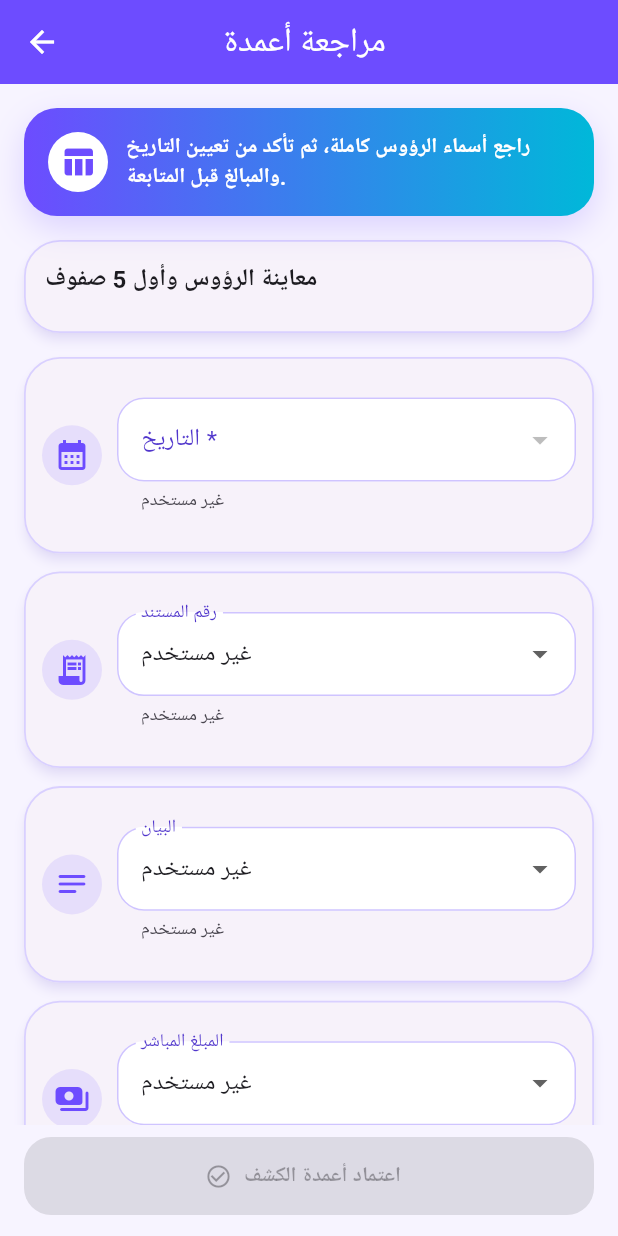
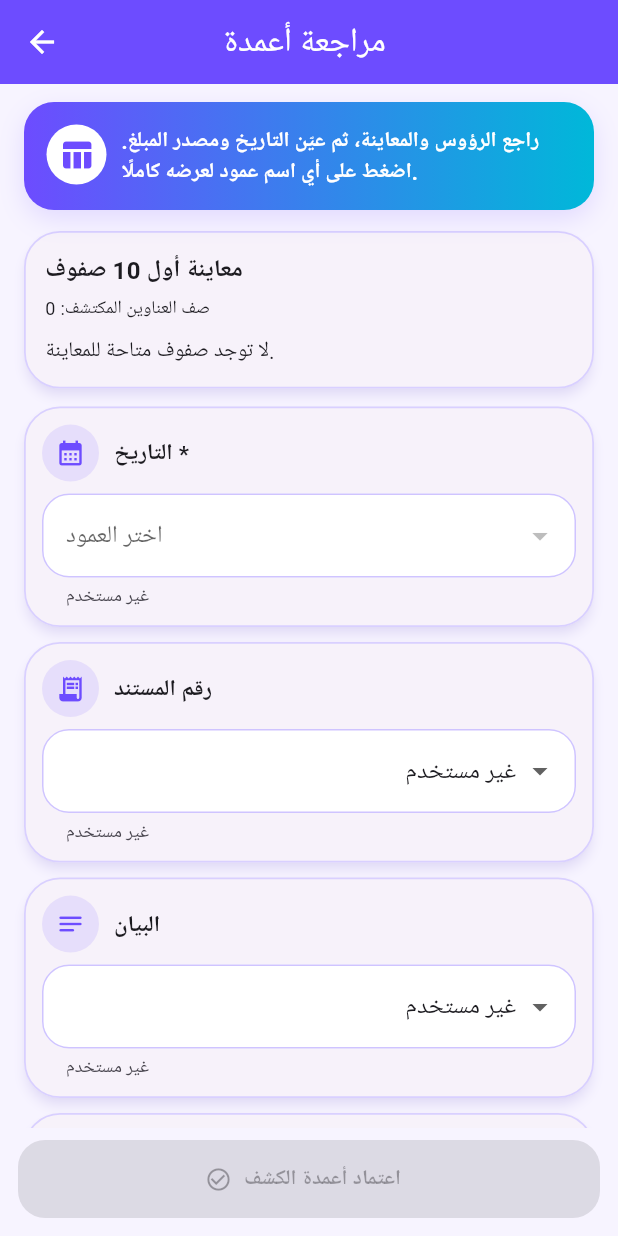
Before and after one commit to aljwaal1/Matching, a Flutter app: the ColumnMappingScreen screen opened directly with empty values, on a phone screen of 412 x 824 dp. Run offline on Flutter 3.47's test engine with Material 3 defaults, Android fonts, the phone set to English and light mode, and no system bars; our stand-ins replace csv, file_picker, pdf, share_plus, shared_preferences; missing offline and left inert: excel, syncfusion_flutter_pdf; accounts and stored records are empty.

Commit message:
fix: make column mapping fully responsive without horizontal scroll

```diff
--- a/lib/screens/column_mapping_screen.dart
+++ b/lib/screens/column_mapping_screen.dart
@@ -45,130 +45,157 @@ class _ColumnMappingScreenState extends State<ColumnMappingScreen> {
 
   @override
   Widget build(BuildContext context) {
-    final width = MediaQuery.sizeOf(context).width;
-    final columns = width >= 900 ? 3 : width >= 600 ? 2 : 1;
-
     return Scaffold(
-      appBar: AppBar(title: Text('مراجعة أعمدة ${widget.statementLabel}')),
+      appBar: AppBar(
+        title: Text(
+          'مراجعة أعمدة ${widget.statementLabel}',
+          maxLines: 2,
+          overflow: TextOverflow.visible,
+        ),
+      ),
       bottomNavigationBar: SafeArea(
-        minimum: const EdgeInsets.fromLTRB(16, 8, 16, 14),
+        minimum: const EdgeInsets.fromLTRB(12, 8, 12, 12),
+        child: SizedBox(
+          height: 52,
           child: FilledButton.icon(
             onPressed: _canSubmit ? _submit : null,
             icon: const Icon(Icons.check_circle_outline),
-          label: const Text('اعتماد أعمدة الكشف'),
+            label: const Text(
+              'اعتماد أعمدة الكشف',
+              style: TextStyle(fontWeight: FontWeight.bold),
             ),
           ),
-      body: CustomScrollView(
+        ),
+      ),
+      body: LayoutBuilder(
+        builder: (context, constraints) {
+          final horizontalPadding = constraints.maxWidth < 380 ? 10.0 : 16.0;
+          return CustomScrollView(
             slivers: [
               SliverPadding(
-            padding: const EdgeInsets.fromLTRB(16, 16, 16, 8),
+                padding: EdgeInsets.fromLTRB(
+                  horizontalPadding,
+                  12,
+                  horizontalPadding,
+                  8,
+                ),
+                sliver: SliverToBoxAdapter(child: _introCard()),
+              ),
+              SliverPadding(
+                padding: EdgeInsets.symmetric(
+                  horizontal: horizontalPadding,
+                  vertical: 6,
+                ),
                 sliver: SliverToBoxAdapter(
-              child: Container(
-                padding: const EdgeInsets.all(16),
+                  child: _PreviewList(prepared: widget.prepared),
+                ),
+              ),
+              SliverPadding(
+                padding: EdgeInsets.fromLTRB(
+                  horizontalPadding,
+                  6,
+                  horizontalPadding,
+                  12,
+                ),
+                sliver: SliverList(
+                  delegate: SliverChildListDelegate.fixed([
+                    _mappingCard(
+                      'التاريخ',
+                      Icons.calendar_month,
+                      _date,
+                      true,
+                      (value) => setState(() => _date = value),
+                    ),
+                    _mappingCard(
+                      'رقم المستند',
+                      Icons.receipt_long,
+                      _document,
+                      false,
+                      (value) => setState(() => _document = value),
+                    ),
+                    _mappingCard(
+                      'البيان',
+                      Icons.notes_rounded,
+                      _description,
+                      false,
+                      (value) => setState(() => _description = value),
+                    ),
+                    _mappingCard(
+                      'المبلغ المباشر',
+                      Icons.payments_rounded,
+                      _amount,
+                      false,
+                      (value) => setState(() {
+                        _amount = value;
+                        if (value == null) {
+                          _directAmountRule = DirectAmountRule.unknown;
+                        }
+                      }),
+                    ),
+                    _mappingCard(
+                      'المدين',
+                      Icons.arrow_upward_rounded,
+                      _debit,
+                      false,
+                      (value) => setState(() => _debit = value),
+                      accent: const Color(0xFFFF5D8F),
+                    ),
+                    _mappingCard(
+                      'الدائن',
+                      Icons.arrow_downward_rounded,
+                      _credit,
+                      false,
+                      (value) => setState(() => _credit = value),
+                      accent: const Color(0xFF00C2A8),
+                    ),
+                    if (_amount != null && _debit == null && _credit == null)
+                      _amountRuleCard(),
+                  ]),
+                ),
+              ),
+            ],
+          );
+        },
+      ),
+    );
+  }
+
+  Widget _introCard() => Container(
+        padding: const EdgeInsets.all(15),
         decoration: BoxDecoration(
           gradient: const LinearGradient(
             colors: [Color(0xFF6D4CFF), Color(0xFF00B8D9)],
           ),
-                  borderRadius: BorderRadius.circular(22),
+          borderRadius: BorderRadius.circular(20),
           boxShadow: const [
             BoxShadow(
-                      color: Color(0x336D4CFF),
-                      blurRadius: 18,
-                      offset: Offset(0, 8),
+              color: Color(0x286D4CFF),
+              blurRadius: 14,
+              offset: Offset(0, 6),
             ),
           ],
         ),
         child: const Row(
+          crossAxisAlignment: CrossAxisAlignment.start,
           children: [
             CircleAvatar(
               backgroundColor: Colors.white,
               child: Icon(Icons.table_chart_rounded, color: Color(0xFF6D4CFF)),
             ),
-                    SizedBox(width: 12),
+            SizedBox(width: 10),
             Expanded(
               child: Text(
-                        'راجع أسماء الرؤوس كاملة، ثم تأكد من تعيين التاريخ والمبالغ قبل المتابعة.',
+                'راجع الرؤوس والمعاينة، ثم عيّن التاريخ ومصدر المبلغ. اضغط على أي اسم عمود لعرضه كاملًا.',
                 style: TextStyle(
                   color: Colors.white,
                   fontWeight: FontWeight.bold,
-                          height: 1.4,
-                        ),
-                      ),
-                    ),
-                  ],
-                ),
-              ),
-            ),
-          ),
-          SliverPadding(
-            padding: const EdgeInsets.symmetric(horizontal: 16, vertical: 8),
-            sliver: SliverToBoxAdapter(
-              child: _PreviewTable(prepared: widget.prepared),
-            ),
-          ),
-          SliverPadding(
-            padding: const EdgeInsets.fromLTRB(16, 8, 16, 24),
-            sliver: SliverGrid(
-              gridDelegate: SliverGridDelegateWithFixedCrossAxisCount(
-                crossAxisCount: columns,
-                mainAxisSpacing: 12,
-                crossAxisSpacing: 12,
-                childAspectRatio: columns == 1 ? 2.9 : 2.5,
-              ),
-              delegate: SliverChildListDelegate([
-                _mappingCard('التاريخ', Icons.calendar_month, _date, true,
-                    (value) => setState(() => _date = value)),
-                _mappingCard('رقم المستند', Icons.receipt_long, _document, false,
-                    (value) => setState(() => _document = value)),
-                _mappingCard('البيان', Icons.notes_rounded, _description, false,
-                    (value) => setState(() => _description = value)),
-                _mappingCard('المبلغ المباشر', Icons.payments_rounded, _amount, false,
-                    (value) => setState(() => _amount = value)),
-                _mappingCard('المدين', Icons.arrow_upward_rounded, _debit, false,
-                    (value) => setState(() => _debit = value), accent: const Color(0xFFFF5D8F)),
-                _mappingCard('الدائن', Icons.arrow_downward_rounded, _credit, false,
-                    (value) => setState(() => _credit = value), accent: const Color(0xFF00C2A8)),
-              ]),
-            ),
-          ),
-          if (_amount != null && _debit == null && _credit == null)
-            SliverPadding(
-              padding: const EdgeInsets.fromLTRB(16, 0, 16, 24),
-              sliver: SliverToBoxAdapter(
-                child: Card(
-                  child: Padding(
-                    padding: const EdgeInsets.all(16),
-                    child: Column(
-                      crossAxisAlignment: CrossAxisAlignment.stretch,
-                      children: [
-                        const Text('قاعدة عمود المبلغ الواحد',
-                            style: TextStyle(fontWeight: FontWeight.bold, fontSize: 16)),
-                        const SizedBox(height: 10),
-                        DropdownButtonFormField<DirectAmountRule>(
-                          value: _directAmountRule,
-                          isExpanded: true,
-                          decoration: const InputDecoration(labelText: 'طريقة تحديد المدين والدائن'),
-                          items: const [
-                            DropdownMenuItem(value: DirectAmountRule.unknown, child: Text('تحديد لاحقًا بعد معاينة الإشارات')),
-                            DropdownMenuItem(value: DirectAmountRule.allDebit, child: Text('كل القيم مدين')),
-                            DropdownMenuItem(value: DirectAmountRule.allCredit, child: Text('كل القيم دائن')),
-                            DropdownMenuItem(value: DirectAmountRule.positiveDebitNegativeCredit, child: Text('الموجب مدين — السالب دائن')),
-                            DropdownMenuItem(value: DirectAmountRule.positiveCreditNegativeDebit, child: Text('الموجب دائن — السالب مدين')),
-                          ],
-                          onChanged: (value) => setState(
-                            () => _directAmountRule = value ?? DirectAmountRule.unknown,
-                          ),
-                        ),
-                      ],
-                    ),
-                  ),
+                  height: 1.45,
                 ),
               ),
             ),
           ],
         ),
       );
-  }
 
   Widget _mappingCard(
     String label,
@@ -178,35 +205,69 @@ class _ColumnMappingScreenState extends State<ColumnMappingScreen> {
     ValueChanged<int?> onChanged, {
     Color accent = const Color(0xFF6D4CFF),
   }) {
-    final selectedName = value == null ? 'غير مستخدم' : widget.prepared.headers[value];
+    final selectedName =
+        value == null ? 'غير مستخدم' : widget.prepared.headers[value];
     return Card(
+      margin: const EdgeInsets.only(bottom: 10),
       child: Padding(
         padding: const EdgeInsets.all(12),
-        child: Row(
+        child: Column(
+          crossAxisAlignment: CrossAxisAlignment.stretch,
+          children: [
+            Row(
               children: [
                 CircleAvatar(
+                  radius: 19,
                   backgroundColor: accent.withValues(alpha: 0.12),
-              child: Icon(icon, color: accent),
+                  child: Icon(icon, size: 20, color: accent),
                 ),
                 const SizedBox(width: 10),
                 Expanded(
-              child: DropdownButtonFormField<int?>(
+                  child: Text(
+                    required ? '$label *' : label,
+                    style: const TextStyle(
+                      fontWeight: FontWeight.bold,
+                      fontSize: 15,
+                    ),
+                  ),
+                ),
+                if (value != null)
+                  IconButton(
+                    tooltip: 'عرض اسم العمود كاملًا',
+                    onPressed: () => _showFullText(selectedName),
+                    icon: const Icon(Icons.info_outline_rounded),
+                  ),
+              ],
+            ),
+            const SizedBox(height: 8),
+            DropdownButtonFormField<int?>(
               value: value,
               isExpanded: true,
+              menuMaxHeight: 380,
               decoration: InputDecoration(
-                  labelText: required ? '$label *' : label,
+                hintText: 'اختر العمود',
                 helperText: selectedName,
-                  helperMaxLines: 2,
+                helperMaxLines: 3,
               ),
               selectedItemBuilder: (_) => [
-                  if (!required) const Text('غير مستخدم', overflow: TextOverflow.ellipsis),
+                if (!required)
+                  const Align(
+                    alignment: Alignment.centerRight,
+                    child: Text('غير مستخدم'),
+                  ),
                 ...widget.prepared.headers.map(
-                    (header) => Text(header, maxLines: 2, overflow: TextOverflow.ellipsis),
+                  (header) => Align(
+                    alignment: Alignment.centerRight,
+                    child: Text(header, maxLines: 2, overflow: TextOverflow.ellipsis),
+                  ),
                 ),
               ],
               items: [
                 if (!required)
-                    const DropdownMenuItem<int?>(value: null, child: Text('غير مستخدم')),
+                  const DropdownMenuItem<int?>(
+                    value: null,
+                    child: Text('غير مستخدم'),
+                  ),
                 ...List.generate(
                   widget.prepared.headers.length,
                   (index) => DropdownMenuItem<int?>(
@@ -216,7 +277,7 @@ class _ColumnMappingScreenState extends State<ColumnMappingScreen> {
                       child: Text(
                         '${index + 1} — ${widget.prepared.headers[index]}',
                         maxLines: 3,
-                          overflow: TextOverflow.visible,
+                        overflow: TextOverflow.ellipsis,
                       ),
                     ),
                   ),
@@ -224,12 +285,94 @@ class _ColumnMappingScreenState extends State<ColumnMappingScreen> {
               ],
               onChanged: onChanged,
             ),
+          ],
+        ),
+      ),
+    );
+  }
+
+  Widget _amountRuleCard() {
+    final samples = widget.prepared.rows
+        .map((row) => _amount! < row.length ? '${row[_amount!] ?? ''}'.trim() : '')
+        .where((value) => value.isNotEmpty)
+        .take(5)
+        .toList(growable: false);
+
+    return Card(
+      margin: const EdgeInsets.only(bottom: 10),
+      child: Padding(
+        padding: const EdgeInsets.all(14),
+        child: Column(
+          crossAxisAlignment: CrossAxisAlignment.stretch,
+          children: [
+            const Text(
+              'قاعدة عمود المبلغ الواحد',
+              style: TextStyle(fontWeight: FontWeight.bold, fontSize: 16),
+            ),
+            const SizedBox(height: 8),
+            if (samples.isNotEmpty) ...[
+              const Text('أول 5 قيم من العمود المختار:'),
+              const SizedBox(height: 6),
+              Wrap(
+                spacing: 6,
+                runSpacing: 6,
+                children: samples
+                    .map((value) => Chip(label: Text(value)))
+                    .toList(growable: false),
+              ),
+              const SizedBox(height: 10),
+            ],
+            DropdownButtonFormField<DirectAmountRule>(
+              value: _directAmountRule,
+              isExpanded: true,
+              decoration: const InputDecoration(
+                labelText: 'طريقة تحديد المدين والدائن',
+              ),
+              items: const [
+                DropdownMenuItem(
+                  value: DirectAmountRule.unknown,
+                  child: Text('اختر قاعدة الإشارة'),
+                ),
+                DropdownMenuItem(
+                  value: DirectAmountRule.allDebit,
+                  child: Text('كل القيم مدين'),
+                ),
+                DropdownMenuItem(
+                  value: DirectAmountRule.allCredit,
+                  child: Text('كل القيم دائن'),
+                ),
+                DropdownMenuItem(
+                  value: DirectAmountRule.positiveDebitNegativeCredit,
+                  child: Text('الموجب مدين — السالب دائن'),
+                ),
+                DropdownMenuItem(
+                  value: DirectAmountRule.positiveCreditNegativeDebit,
+                  child: Text('الموجب دائن — السالب مدين'),
+                ),
+              ],
+              onChanged: (value) => setState(
+                () => _directAmountRule = value ?? DirectAmountRule.unknown,
+              ),
             ),
           ],
         ),
       ),
     );
   }
+
+  Future<void> _showFullText(String text) => showDialog<void>(
+        context: context,
+        builder: (context) => AlertDialog(
+          title: const Text('اسم العمود الكامل'),
+          content: SelectableText(text, textAlign: TextAlign.right),
+          actions: [
+            FilledButton(
+              onPressed: () => Navigator.pop(context),
+              child: const Text('إغلاق'),
+            ),
+          ],
+        ),
+      );
 
   void _submit() {
     Navigator.pop(
@@ -247,49 +390,91 @@ class _ColumnMappingScreenState extends State<ColumnMappingScreen> {
   }
 }
 
-class _PreviewTable extends StatelessWidget {
-  const _PreviewTable({required this.prepared});
+class _PreviewList extends StatelessWidget {
+  const _PreviewList({required this.prepared});
 
   final PreparedStatement prepared;
 
   @override
   Widget build(BuildContext context) {
-    final previewRows = prepared.rows.take(5).toList(growable: false);
+    final previewRows = prepared.rows.take(10).toList(growable: false);
     return Card(
       child: Padding(
         padding: const EdgeInsets.all(14),
         child: Column(
           crossAxisAlignment: CrossAxisAlignment.stretch,
           children: [
-            const Text('معاينة الرؤوس وأول 5 صفوف',
-                style: TextStyle(fontWeight: FontWeight.bold, fontSize: 16)),
+            const Text(
+              'معاينة أول 10 صفوف',
+              style: TextStyle(fontWeight: FontWeight.bold, fontSize: 16),
+            ),
+            const SizedBox(height: 5),
+            Text(
+              'صف العناوين المكتشف: ${prepared.headerRowNumber}',
+              style: Theme.of(context).textTheme.bodySmall,
+            ),
             const SizedBox(height: 10),
-            SingleChildScrollView(
-              scrollDirection: Axis.horizontal,
-              child: DataTable(
-                headingRowColor: WidgetStateProperty.all(const Color(0xFFEDE8FF)),
-                columns: prepared.headers
-                    .map((header) => DataColumn(label: ConstrainedBox(
-                          constraints: const BoxConstraints(maxWidth: 180),
-                          child: Text(header, maxLines: 3, overflow: TextOverflow.visible),
-                        )))
-                    .toList(growable: false),
-                rows: previewRows
-                    .map((row) => DataRow(
-                          cells: List.generate(
-                            prepared.headers.length,
-                            (index) => DataCell(ConstrainedBox(
-                              constraints: const BoxConstraints(maxWidth: 180),
-                              child: Text(index < row.length ? '${row[index] ?? ''}' : '', maxLines: 3),
-                            )),
+            if (previewRows.isEmpty)
+              const Text('لا توجد صفوف متاحة للمعاينة.')
+            else
+              ...List.generate(previewRows.length, (rowIndex) {
+                final row = previewRows[rowIndex];
+                return ExpansionTile(
+                  tilePadding: EdgeInsets.zero,
+                  childrenPadding: const EdgeInsets.only(bottom: 8),
+                  title: Text(
+                    'الصف ${prepared.headerRowNumber + rowIndex + 1}',
+                    style: const TextStyle(fontWeight: FontWeight.bold),
                   ),
-                        ))
-                    .toList(growable: false),
+                  subtitle: Text(
+                    _rowSummary(row),
+                    maxLines: 2,
+                    overflow: TextOverflow.ellipsis,
+                  ),
+                  children: List.generate(prepared.headers.length, (index) {
+                    final value = index < row.length ? '${row[index] ?? ''}' : '';
+                    return ListTile(
+                      dense: true,
+                      contentPadding: const EdgeInsets.symmetric(horizontal: 4),
+                      title: InkWell(
+                        onTap: () => _showValue(context, prepared.headers[index]),
+                        child: Text(
+                          prepared.headers[index],
+                          style: const TextStyle(fontWeight: FontWeight.w600),
                         ),
                       ),
+                      subtitle: Text(
+                        value.isEmpty ? '—' : value,
+                        maxLines: 4,
+                        overflow: TextOverflow.ellipsis,
+                      ),
+                    );
+                  }),
+                );
+              }),
           ],
         ),
       ),
     );
   }
+
+  String _rowSummary(List<dynamic> row) => row
+      .map((value) => '${value ?? ''}'.trim())
+      .where((value) => value.isNotEmpty)
+      .take(3)
+      .join(' • ');
+
+  Future<void> _showValue(BuildContext context, String value) => showDialog<void>(
+        context: context,
+        builder: (context) => AlertDialog(
+          title: const Text('اسم العمود الكامل'),
+          content: SelectableText(value, textAlign: TextAlign.right),
+          actions: [
+            FilledButton(
+              onPressed: () => Navigator.pop(context),
+              child: const Text('إغلاق'),
+            ),
+          ],
+        ),
+      );
 }
```
Lines whose indentation alone changed are shown as unchanged.
